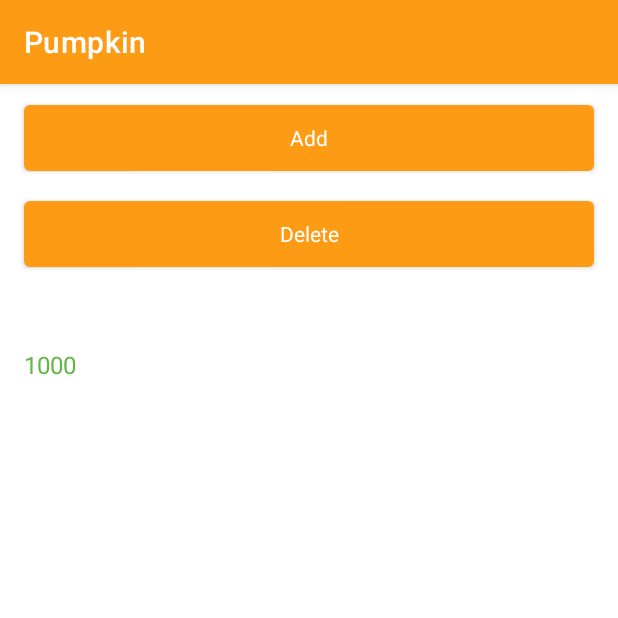
After one commit to chuwuwang/open-android-view, an Android app: the ScrollNumberViewActivity screen opened directly, with no data from a screen before it, on a phone screen of 412 x 824 dp, the top half of it. The commit adds this screen. Run offline under Robolectric (Android 15) with nearby library versions, the phone set to English and light mode, and no system bars.

Commit message:
feat：add ScrollNumberView

```diff
--- a/app/src/main/AndroidManifest.xml
+++ b/app/src/main/AndroidManifest.xml
@@ -23,6 +23,9 @@
             android:name=".draw1.Draw1Activity"
             android:exported="false" />
 
+        <activity android:name=".ui.text.TextViewActivity" />
+        <activity android:name=".ui.text.ScrollNumberViewActivity" />
+
         <activity
             android:name="common.ui.animation.MarqueeActivity"
             android:exported="false" />
--- /dev/null
+++ b/app/src/main/java/com/cat/view/customize/text/ScrollNumberView.java
@@ -0,0 +1,217 @@
+package com.cat.view.customize.text;
+
+import android.animation.Animator;
+import android.animation.AnimatorListenerAdapter;
+import android.animation.ValueAnimator;
+import android.content.Context;
+import android.content.res.TypedArray;
+import android.graphics.Canvas;
+import android.graphics.Color;
+import android.graphics.Paint;
+import android.util.AttributeSet;
+import android.view.View;
+
+import androidx.annotation.Nullable;
+
+import com.cat.view.R;
+
+public class ScrollNumberView extends View {
+
+    private int mWidth;
+    private int mHeight;
+    private Paint mPaint;
+
+    private int mNum;
+    private String mNumOld;
+    private String mNumNew;
+
+    private int mScrollingStart;
+    private float mFraction = 0;
+    private boolean mScrolling = false;
+    private DIRECTION mDirection = DIRECTION.UP;
+
+    private int mDuration = 600;
+    private ValueAnimator mAnimator;
+
+    private enum DIRECTION {
+        UP, DOWN
+    }
+
+    public ScrollNumberView(Context context) {
+        super(context);
+        init(null);
+    }
+
+    public ScrollNumberView(Context context, @Nullable AttributeSet attrs) {
+        super(context, attrs);
+        init(attrs);
+    }
+
+    @Override
+    protected void onSizeChanged(int w, int h, int oldW, int oldH) {
+        super.onSizeChanged(w, h, oldW, oldH);
+        this.mWidth = w;
+        this.mHeight = h;
+    }
+
+    private void init(AttributeSet attrs) {
+        mPaint = new Paint();
+        mPaint.setAntiAlias(true);
+        mPaint.setColor(Color.GRAY);
+
+        if (attrs != null) {
+            TypedArray t = getContext().getTheme().obtainStyledAttributes(attrs, R.styleable.ScrollNumberView, 0, 0);
+            try {
+                float textSize = dip2px(getContext(), 12);
+                textSize = t.getDimension(R.styleable.ScrollNumberView_scrollNumber_textSize, textSize);
+                int textColor = t.getColor(R.styleable.ScrollNumberView_scrollNumber_textColor, Color.BLACK);
+                mPaint.setColor(textColor);
+                mPaint.setTextSize(textSize);
+                mNum = t.getInt(R.styleable.ScrollNumberView_scrollNumber_number, 0);
+                mNumOld = String.valueOf(mNum);
+                mDuration = t.getInt(R.styleable.ScrollNumberView_scrollNumber_duration, 600);
+            } finally {
+                t.recycle();
+            }
+        }
+
+        // 每个 [0, 1, 2, 3, ...] 的 measureText 宽度是不一样的
+        // 从 mScrollingStart 开始进行翻转
+
+        mAnimator = ValueAnimator.ofFloat(0, 1);
+        mAnimator.setDuration(mDuration);
+        mAnimator.addUpdateListener(
+            animation -> {
+                mFraction = (float) animation.getAnimatedValue();
+                invalidate();
+            }
+        );
+        mAnimator.addListener(
+            new AnimatorListenerAdapter() {
+
+                @Override
+                public void onAnimationEnd(Animator animation) {
+                    mScrolling = false;
+                    mNumOld = mNumNew;
+                }
+
+                @Override
+                public void onAnimationStart(Animator animation) {
+                    mScrolling = true;
+                }
+
+            }
+        );
+    }
+
+    @Override
+    protected void onDraw(Canvas canvas) {
+        super.onDraw(canvas);
+        Paint.FontMetrics fontMetrics = mPaint.getFontMetrics();
+        float abs = Math.abs(fontMetrics.ascent - fontMetrics.descent);
+        float startY = mHeight / 2 + abs / 2;
+        float offsetX = 0f;
+
+        // old number
+        float alpha = 1 - mFraction;
+        float offset = mPaint.getFontSpacing() * mFraction;
+        int oldNumberLen = mNumOld.length();
+        float[] oldWidth = new float[oldNumberLen];
+        mPaint.getTextWidths(mNumOld, oldWidth);
+        for (int i = 0; i < mNumOld.length(); i++) {
+            if (mScrolling) {
+                if (i < mScrollingStart) {
+                    mPaint.setAlpha(255);
+                    canvas.drawText(mNumOld, i, i + 1, offsetX, startY, mPaint);
+                    offsetX += oldWidth[i];
+                    continue;
+                }
+                int newAlpha = (int) (255 * alpha);
+                if (mDirection == DIRECTION.UP) {
+                    mPaint.setAlpha(newAlpha);
+                    // 偏移位置修改
+                    canvas.drawText(mNumOld, i, i + 1, offsetX, startY - offset, mPaint);
+                } else {
+                    mPaint.setAlpha(newAlpha);
+                    canvas.drawText(mNumOld, i, i + 1, offsetX, startY + offset, mPaint);
+                }
+                offsetX += oldWidth[i];
+            } else {
+                mPaint.setAlpha(255);
+                canvas.drawText(mNumOld, i, i + 1, offsetX, startY, mPaint);
+                offsetX += oldWidth[i];
+            }
+        }
+
+        // new number
+        alpha = mFraction;
+        offset = mPaint.getFontSpacing() * (1 - mFraction);
+        if (mScrolling) {
+            int newNumberLen = mNumNew.length();
+            float[] newWidth = new float[newNumberLen];
+            mPaint.getTextWidths(mNumNew, newWidth);
+            for (int i = 0; i < mNumNew.length(); i++) {
+                // mScrollingStart 之前的数字不用显示
+                if (i < mScrollingStart) {
+                    offsetX += newWidth[i];
+                    continue;
+                }
+                int newAlpha = (int) (255 * alpha);
+                mPaint.setAlpha(newAlpha);
+                if (mDirection == DIRECTION.UP) {
+                    canvas.drawText(mNumNew, i, i + 1, offsetX, startY + offset, mPaint);
+                } else {
+                    canvas.drawText(mNumNew, i, i + 1, offsetX, startY - offset, mPaint);
+                }
+                offsetX += newWidth[i];
+            }
+        }
+    }
+
+    public void setNumber(int number) {
+        this.mNum = number;
+        if (number < 0) return;
+        mNumOld = String.valueOf(mNum);
+        invalidate();
+    }
+
+    public void increment() {
+        if (mNum == Integer.MAX_VALUE) {
+            return;
+        }
+        mScrollingStart = 0;
+        mNumNew = String.valueOf(++mNum);
+        for (int i = 0; i < mNumOld.length(); i++) {
+            boolean bool = mNumOld.charAt(i) != mNumNew.charAt(i);
+            if (bool) {
+                mScrollingStart = i;
+                break;
+            }
+        }
+        mDirection = DIRECTION.UP;
+        mAnimator.start();
+    }
+
+    public void decrement() {
+        if (mNum - 1 < 0) {
+            return;
+        }
+        mNumNew = String.valueOf(--mNum);
+        mScrollingStart = 0;
+        for (int i = 0; i < mNumNew.length(); i++) {
+            boolean bool = mNumNew.charAt(i) != mNumOld.charAt(i);
+            if (bool) {
+                mScrollingStart = i;
+                break;
+            }
+        }
+        mDirection = DIRECTION.DOWN;
+        mAnimator.start();
+    }
+
+    private int dip2px(Context context, float dipValue) {
+        float destiny = context.getResources().getDisplayMetrics().density;
+        return (int) (dipValue * destiny + 0.5f);
+    }
+
+}
--- /dev/null
+++ b/app/src/main/java/com/cat/view/ui/text/ScrollNumberViewActivity.kt
@@ -0,0 +1,13 @@
+package com.cat.view.ui.text
+
+import com.cat.view.databinding.ActivityTextScrollNumberViewBinding
+import common.ui.ViewBindingActivity
+
+class ScrollNumberViewActivity : ViewBindingActivity<ActivityTextScrollNumberViewBinding>() {
+
+    override fun init() {
+        binding.btnAdd.setOnClickListener { binding.textScrollNumber.increment() }
+        binding.btnDelete.setOnClickListener { binding.textScrollNumber.decrement() }
+    }
+
+}
--- /dev/null
+++ b/app/src/main/res/layout/activity_text_scroll_number_view.xml
@@ -0,0 +1,44 @@
+<?xml version="1.0" encoding="utf-8"?>
+<androidx.appcompat.widget.LinearLayoutCompat xmlns:android="http://schemas.android.com/apk/res/android"
+    xmlns:app="http://schemas.android.com/apk/res-auto"
+    android:layout_width="match_parent"
+    android:layout_height="match_parent"
+    android:orientation="vertical">
+
+    <com.google.android.material.button.MaterialButton
+        android:id="@+id/btn_add"
+        android:layout_width="match_parent"
+        android:layout_height="56dp"
+        android:layout_marginStart="16dp"
+        android:layout_marginTop="8dp"
+        android:layout_marginEnd="16dp"
+        android:gravity="center"
+        android:text="Add"
+        android:textAppearance="?android:attr/textAppearance"
+        android:textColor="@android:color/white"
+        android:textSize="14sp" />
+
+    <com.google.android.material.button.MaterialButton
+        android:id="@+id/btn_delete"
+        android:layout_width="match_parent"
+        android:layout_height="56dp"
+        android:layout_marginStart="16dp"
+        android:layout_marginTop="8dp"
+        android:layout_marginEnd="16dp"
+        android:gravity="center"
+        android:text="Delete"
+        android:textAppearance="?android:attr/textAppearance"
+        android:textColor="@android:color/white"
+        android:textSize="14sp" />
+
+    <com.cat.view.customize.text.ScrollNumberView
+        android:id="@+id/text_scroll_number"
+        android:layout_width="200dip"
+        android:layout_height="80dip"
+        android:layout_marginStart="16dp"
+        android:layout_marginTop="16dp"
+        app:scrollNumber_number="1000"
+        app:scrollNumber_textColor="@color/colorAccent"
+        app:scrollNumber_textSize="16dp" />
+
+</androidx.appcompat.widget.LinearLayoutCompat>
```
Also changed, not shown: app/src/main/java/com/cat/view/ui/text/TextViewActivity.kt (added, +17 -0 lines), app/src/main/java/common/ui/MainActivity.kt (+8 -2 lines), app/src/main/res/layout/activity_text_main.xml (added, +20 -0 lines), app/src/main/res/values/attrs.xml (+12 -5 lines), app/src/main/res/drawable-xxhdpi/ic_start_up_view.JPG (added).
